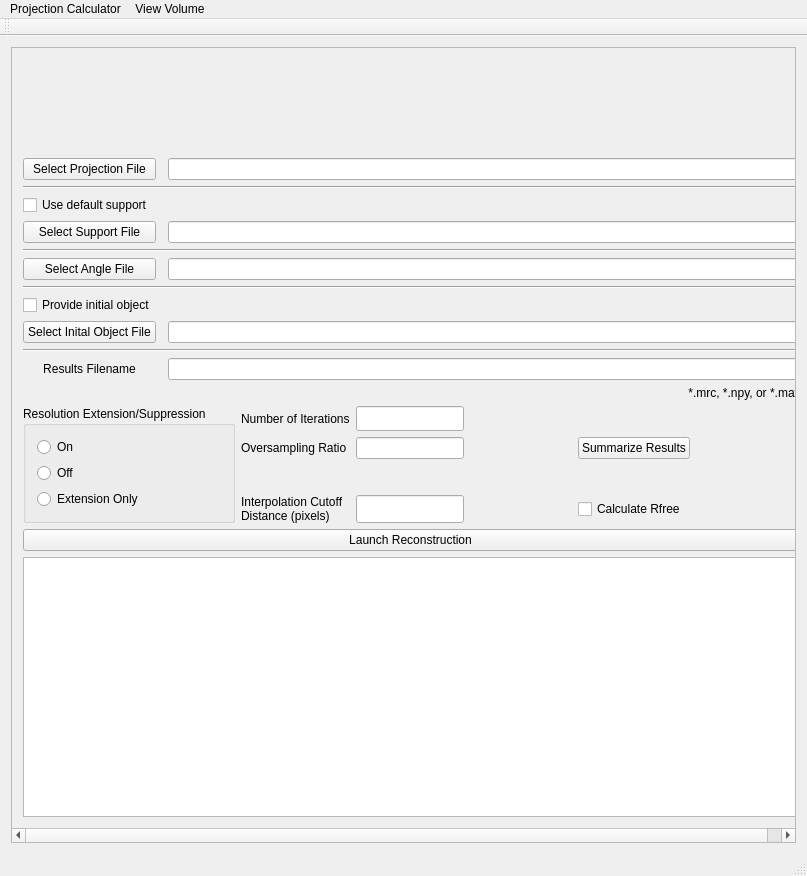
The window that GENFIRE/gui/GENFIRE_MainWindow.ui (genfire-em/GENFIRE-Python) describes before a commit, drawn with Qt 5.
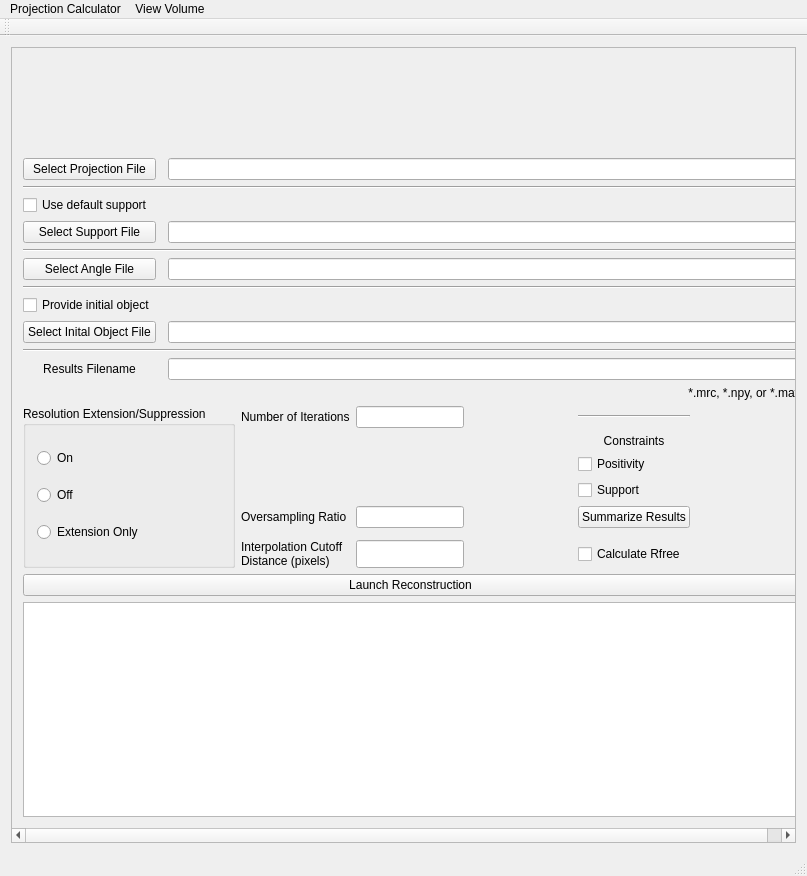
The same window after the commit. Icons and pictures are not drawn.

Commit message: toggle option for constraints

Patch:
```diff
--- a/GENFIRE/gui/GENFIRE_MainWindow.ui
+++ b/GENFIRE/gui/GENFIRE_MainWindow.ui
@@ -35,7 +35,7 @@
          <x>0</x>
          <y>0</y>
          <width>799</width>
-         <height>820</height>
+         <height>895</height>
         </rect>
        </property>
        <layout class="QVBoxLayout" name="verticalLayout_4">
@@ -236,46 +236,24 @@
             </item>
             <item>
              <layout class="QGridLayout" name="gridLayout_2">
-              <item row="1" column="2">
-               <spacer name="horizontalSpacer_3">
+              <item row="0" column="3">
+               <widget class="Line" name="line_5">
                 <property name="orientation">
                  <enum>Qt::Horizontal</enum>
                 </property>
-                <property name="sizeHint" stdset="0">
-                 <size>
-                  <width>40</width>
-                  <height>20</height>
-                 </size>
-                </property>
-               </spacer>
-              </item>
-              <item row="1" column="0">
-               <widget class="QLabel" name="label_2">
-                <property name="text">
-                 <string>Oversampling Ratio</string>
-                </property>
                </widget>
               </item>
-              <item row="3" column="0">
-               <widget class="QLabel" name="label_3">
+              <item row="4" column="3">
+               <widget class="QCheckBox" name="checkBox_rfree">
                 <property name="text">
-                 <string>Interpolation Cutoff Distance (pixels)</string>
+                 <string>Calculate Rfree</string>
                 </property>
-                <property name="wordWrap">
-                 <bool>true</bool>
-                </property>
                </widget>
               </item>
-              <item row="1" column="1">
-               <widget class="QLineEdit" name="lineEdit_oversamplingRatio">
-                <property name="sizePolicy">
-                 <sizepolicy hsizetype="Minimum" vsizetype="Minimum">
-                  <horstretch>0</horstretch>
-                  <verstretch>0</verstretch>
-                 </sizepolicy>
-                </property>
-                <property name="alignment">
-                 <set>Qt::AlignRight|Qt::AlignTrailing|Qt::AlignVCenter</set>
+              <item row="2" column="3">
+               <widget class="QPushButton" name="btn_displayResults">
+                <property name="text">
+                 <string>Summarize Results</string>
                 </property>
                </widget>
               </item>
@@ -289,19 +267,6 @@
                 </property>
                </widget>
               </item>
-              <item row="3" column="1">
-               <widget class="QLineEdit" name="lineEdit_interpolationCutoffDistance">
-                <property name="sizePolicy">
-                 <sizepolicy hsizetype="Minimum" vsizetype="Minimum">
-                  <horstretch>0</horstretch>
-                  <verstretch>0</verstretch>
-                 </sizepolicy>
-                </property>
-                <property name="alignment">
-                 <set>Qt::AlignRight|Qt::AlignTrailing|Qt::AlignVCenter</set>
-                </property>
-               </widget>
-              </item>
               <item row="0" column="1">
                <widget class="QLineEdit" name="lineEdit_numIterations">
                 <property name="sizePolicy">
@@ -315,7 +280,7 @@
                 </property>
                </widget>
               </item>
-              <item row="1" column="4">
+              <item row="2" column="4">
                <spacer name="horizontalSpacer_2">
                 <property name="orientation">
                  <enum>Qt::Horizontal</enum>
@@ -331,19 +296,89 @@
               <item row="0" column="5" rowspan="4">
                <layout class="QGridLayout" name="gridLayout_3"/>
               </item>
+              <item row="2" column="1">
+               <widget class="QLineEdit" name="lineEdit_oversamplingRatio">
+                <property name="sizePolicy">
+                 <sizepolicy hsizetype="Minimum" vsizetype="Minimum">
+                  <horstretch>0</horstretch>
+                  <verstretch>0</verstretch>
+                 </sizepolicy>
+                </property>
+                <property name="alignment">
+                 <set>Qt::AlignRight|Qt::AlignTrailing|Qt::AlignVCenter</set>
+                </property>
+               </widget>
+              </item>
+              <item row="4" column="0">
+               <widget class="QLabel" name="label_3">
+                <property name="text">
+                 <string>Interpolation Cutoff Distance (pixels)</string>
+                </property>
+                <property name="wordWrap">
+                 <bool>true</bool>
+                </property>
+               </widget>
+              </item>
+              <item row="2" column="0">
+               <widget class="QLabel" name="label_2">
+                <property name="text">
+                 <string>Oversampling Ratio</string>
+                </property>
+               </widget>
+              </item>
+              <item row="4" column="1">
+               <widget class="QLineEdit" name="lineEdit_interpolationCutoffDistance">
+                <property name="sizePolicy">
+                 <sizepolicy hsizetype="Minimum" vsizetype="Minimum">
+                  <horstretch>0</horstretch>
+                  <verstretch>0</verstretch>
+                 </sizepolicy>
+                </property>
+                <property name="alignment">
+                 <set>Qt::AlignRight|Qt::AlignTrailing|Qt::AlignVCenter</set>
+                </property>
+               </widget>
+              </item>
+              <item row="2" column="2">
+               <spacer name="horizontalSpacer_3">
+                <property name="orientation">
+                 <enum>Qt::Horizontal</enum>
+                </property>
+                <property name="sizeHint" stdset="0">
+                 <size>
+                  <width>40</width>
+                  <height>20</height>
+                 </size>
+                </property>
+               </spacer>
+              </item>
               <item row="1" column="3">
-               <widget class="QPushButton" name="btn_displayResults">
-                <property name="text">
-                 <string>Summarize Results</string>
-                </property>
-               </widget>
-              </item>
-              <item row="3" column="3">
-               <widget class="QCheckBox" name="checkBox_rfree">
-                <property name="text">
-                 <string>Calculate Rfree</string>
-                </property>
-               </widget>
+               <layout class="QVBoxLayout" name="verticalLayout_5">
+                <item>
+                 <widget class="QLabel" name="label_6">
+                  <property name="text">
+                   <string>Constraints</string>
+                  </property>
+                  <property name="alignment">
+                   <set>Qt::AlignCenter</set>
+                  </property>
+                 </widget>
+                </item>
+                <item>
+                 <widget class="QCheckBox" name="checkBox_positivity_constraint">
+                  <property name="text">
+                   <string>Positivity</string>
+                  </property>
+                 </widget>
+                </item>
+                <item>
+                 <widget class="QCheckBox" name="checkBox_support_constraint">
+                  <property name="text">
+                   <string>Support</string>
+                  </property>
+                 </widget>
+                </item>
+               </layout>
               </item>
              </layout>
             </item>
```
Left out of the diff: 2 changed lines with no effect on the pictures. The commit also changes 7 other files.
